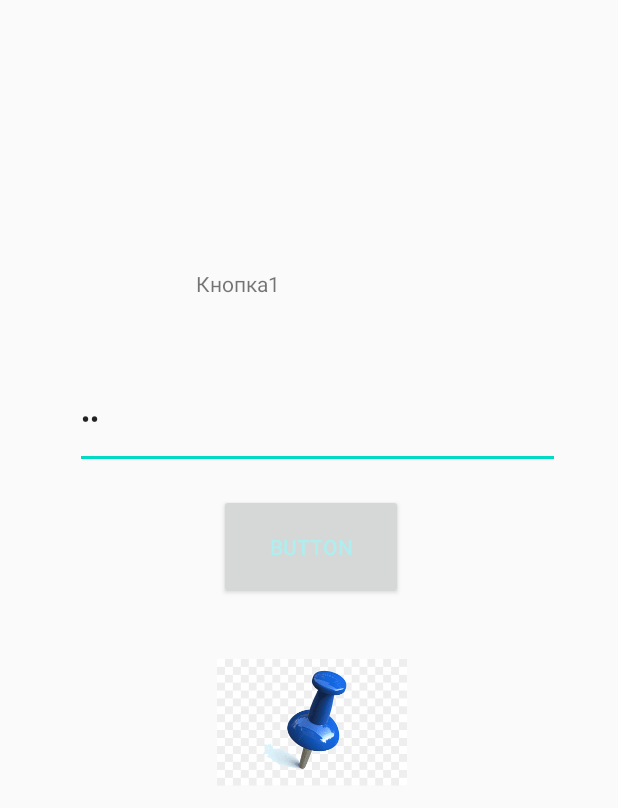
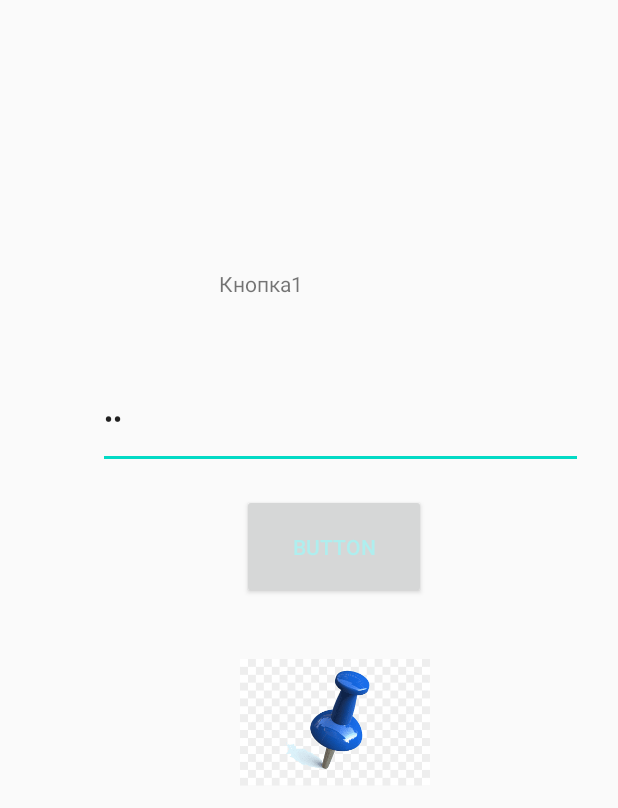
Before and after one commit to Mirea25/Practice3, an Android app: the layout relative_layout.xml on its own in the app's theme, with its tools: preview values and no code run, on a phone screen of 412 x 824 dp. Shown: the top 808 px of the screen. Run offline under Robolectric (Android 15) with nearby library versions, the phone set to English and light mode, and no system bars.

Commit message:
third task

```diff
--- /dev/null
+++ b/app/src/main/res/drawable/image1_background.xml
@@ -0,0 +1,4 @@
+<?xml version="1.0" encoding="utf-8"?>
+<image1_background xmlns:android="http://schemas.android.com/apk/res/android">
+
+</image1_background>
--- a/app/src/main/res/layout/relative_layout.xml
+++ b/app/src/main/res/layout/relative_layout.xml
@@ -10,7 +10,7 @@
         android:layout_height="513dp"
         app:layout_constraintBottom_toBottomOf="parent"
         app:layout_constraintEnd_toEndOf="parent"
-        app:layout_constraintHorizontal_bias="0.457"
+        app:layout_constraintHorizontal_bias="0.885"
         app:layout_constraintStart_toStartOf="parent"
         app:layout_constraintTop_toTopOf="parent">
 
@@ -56,8 +56,8 @@
             android:layout_marginTop="174dp"
             android:layout_marginEnd="124dp"
             android:layout_marginBottom="269dp"
-            android:textColor="@color/diamond"
-            android:text="Button" />
+            android:text="Button"
+            android:textColor="@color/diamond" />
 
         <ImageView
             android:id="@+id/imageView3"
--- a/app/src/main/res/values/strings.xml
+++ b/app/src/main/res/values/strings.xml
@@ -2,6 +2,7 @@
     <string name="app_name">Pr2</string>
     <string name="ZXC">Кнопка1</string>
     <string name="ZXC2">Кнопка2</string>
+    <string name="ZXC3">введите пароль</string>
 
     <dimen name="in_pixels">1px</dimen>
     <dimen name="in_dp">5dp</dimen>
```
Also changed, not shown: app/src/main/java/com/example/pr2/MainActivity.java (+14 -1 lines), build.gradle (line endings or trailing spaces).
